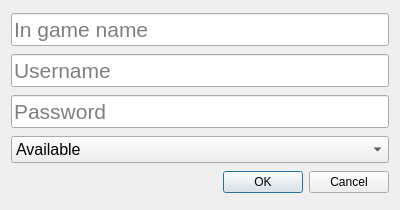
This is adddialog.ui in Ima-Kang/LoLTools as Qt 5 draws it before an edit. The edited form follows.
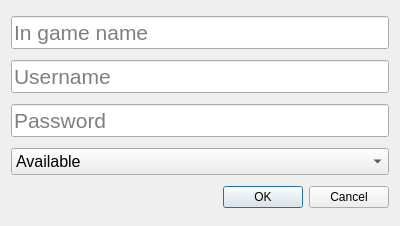
This is the edited form.

```diff
--- a/adddialog.ui
+++ b/adddialog.ui
@@ -7,7 +7,7 @@
     <x>0</x>
     <y>0</y>
     <width>400</width>
-    <height>210</height>
+    <height>226</height>
    </rect>
   </property>
   <property name="windowTitle">
```
